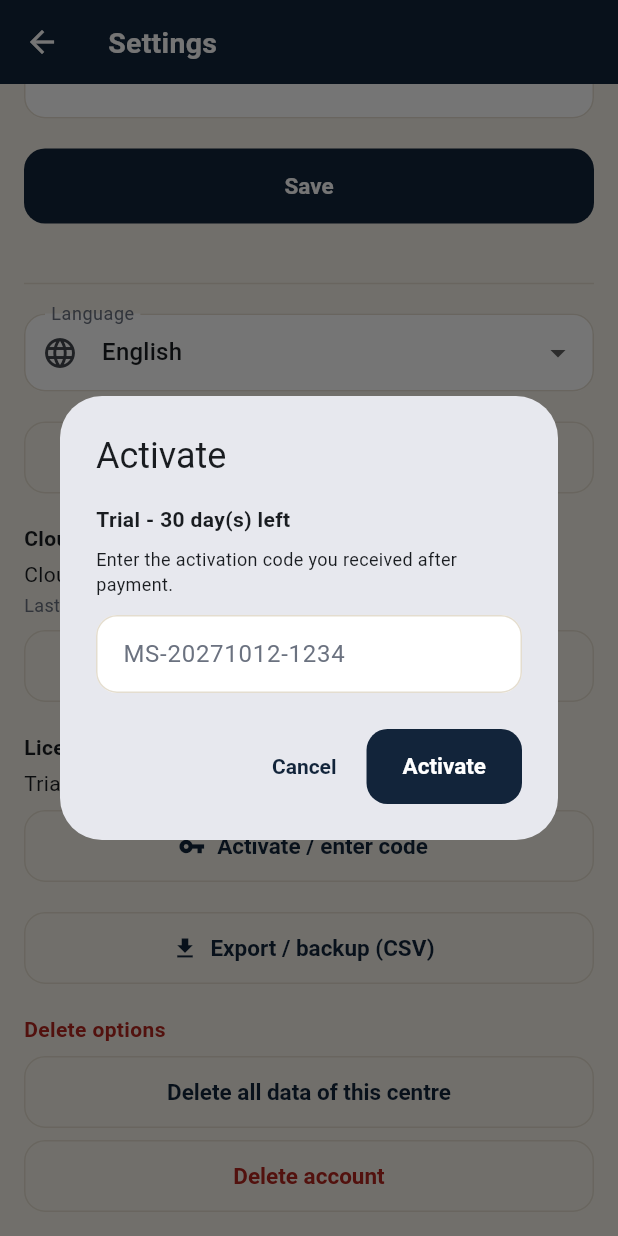
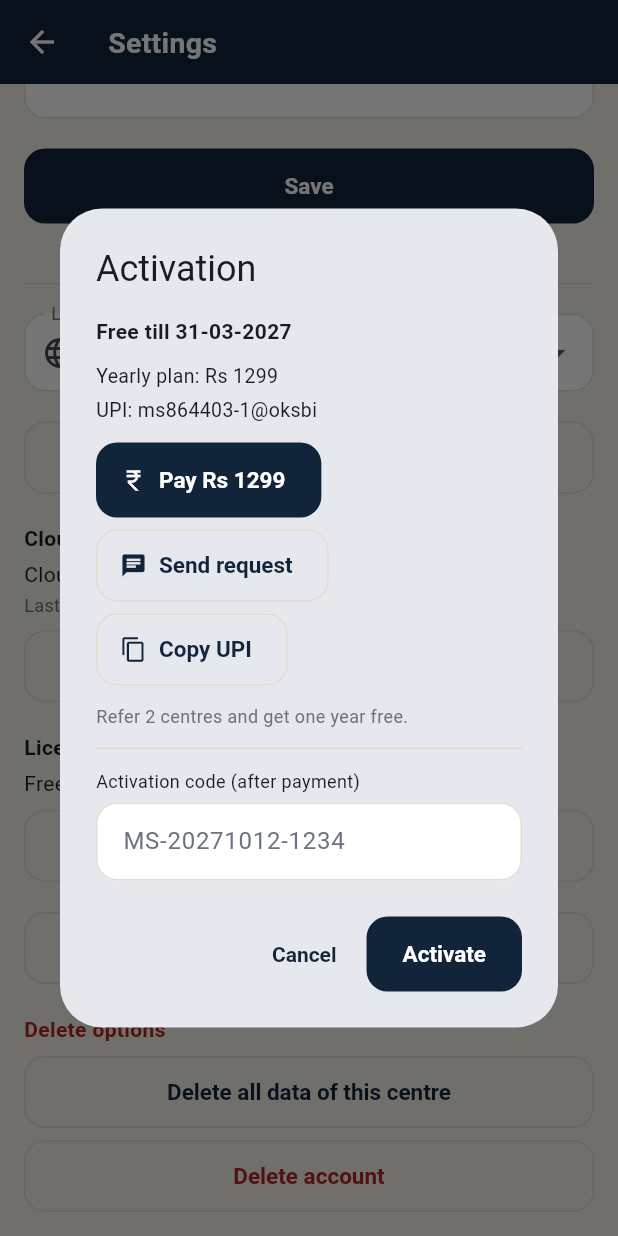
Before and after one commit to Shreecharanam/mysaathi-app, a Flutter app: the SettingsScreen screen opened directly with empty values, scrolled down 267 dp, after a tap on "Activate / enter code", on a phone screen of 412 x 824 dp. Run offline on Flutter 3.47's test engine with Material 3 defaults, Android fonts, the phone set to English and light mode, and no system bars; our stand-ins replace cloud_firestore, firebase_auth, firebase_core, google_sign_in; accounts and stored records are empty; network calls fail.

Commit message:
Free till 31-03-2027, then Rs999 / Rs1299 renewal; activation screen with UPI + WhatsApp request + referral note; v31

```diff
--- a/lib/screens.dart
+++ b/lib/screens.dart
@@ -265,14 +265,32 @@ Future<void> showRegistrationDialog(
   );
 }
 
-/// Dialog to enter an activation code after payment.
+/// Payment + activation details for the owner.
+const String ownerUpi = 'ms864403-1@oksbi';
+const String ownerWhatsApp = '9416768823';
+
+String _activationRequest(AppStore store, int price) {
+  final id = store.uid.length > 8 ? store.uid.substring(0, 8) : store.uid;
+  return 'MySaathi activation request\n'
+      'Centre: ${store.centreName}\n'
+      'Account ID: $id\n'
+      'Plan: 1 year - Rs $price\n'
+      'Paid by UPI to $ownerUpi\n'
+      'Please send my activation code.';
+}
+
 Future<void> showActivateDialog(BuildContext context, AppStore store) async {
   final c = TextEditingController();
+  final price = store.licenceActive
+      ? AppStore.priceRenewal
+      : AppStore.priceFirstYear;
+
   await showDialog(
     context: context,
     builder: (ctx) => AlertDialog(
-      title: const Text('Activate'),
-      content: Column(
+      title: const Text('Activation'),
+      content: SingleChildScrollView(
+        child: Column(
           mainAxisSize: MainAxisSize.min,
           crossAxisAlignment: CrossAxisAlignment.start,
           children: [
@@ -280,18 +298,63 @@ Future<void> showActivateDialog(BuildContext context, AppStore store) async {
               store.licenceLabel,
               style: const TextStyle(fontWeight: FontWeight.w600),
             ),
-          const SizedBox(height: 8),
+            const SizedBox(height: 10),
+            Text(
+              'Yearly plan: Rs $price',
+              style: const TextStyle(fontSize: 13),
+            ),
+            const SizedBox(height: 4),
+            Text('UPI: $ownerUpi', style: const TextStyle(fontSize: 13)),
+            const SizedBox(height: 12),
+            Wrap(
+              spacing: 8,
+              runSpacing: 8,
+              children: [
+                FilledButton.icon(
+                  onPressed: () =>
+                      payUpi(context, ownerUpi, 'MySaathi', price.toDouble()),
+                  icon: const Icon(Icons.currency_rupee, size: 18),
+                  label: Text('Pay Rs $price'),
+                ),
+                OutlinedButton.icon(
+                  onPressed: () => sendWhatsApp(
+                    context,
+                    ownerWhatsApp,
+                    _activationRequest(store, price),
+                  ),
+                  icon: const Icon(Icons.chat, size: 18),
+                  label: const Text('Send request'),
+                ),
+                OutlinedButton.icon(
+                  onPressed: () async {
+                    await Clipboard.setData(
+                      const ClipboardData(text: ownerUpi),
+                    );
+                    if (context.mounted) _toast(context, 'UPI ID copied');
+                  },
+                  icon: const Icon(Icons.copy, size: 18),
+                  label: const Text('Copy UPI'),
+                ),
+              ],
+            ),
+            const SizedBox(height: 12),
+            Text(
+              'Refer 2 centres and get one year free.',
+              style: TextStyle(fontSize: 12, color: AppTint.faint(context)),
+            ),
+            const Divider(height: 26),
             const Text(
-            'Enter the activation code you received after payment.',
+              'Activation code (after payment)',
               style: TextStyle(fontSize: 12),
             ),
-          const SizedBox(height: 12),
+            const SizedBox(height: 6),
             TextField(
               controller: c,
               textCapitalization: TextCapitalization.characters,
               decoration: const InputDecoration(hintText: 'MS-20271012-1234'),
             ),
           ],
+        ),
       ),
       actions: [
         TextButton(
--- a/lib/store.dart
+++ b/lib/store.dart
@@ -7,8 +7,8 @@ import 'package:cloud_firestore/cloud_firestore.dart';
 
 import 'lang.dart';
 
-const String appVersion = 'v30';
-const int appVersionCode = 30;
+const String appVersion = 'v31';
+const int appVersionCode = 31;
 
 String stampDate(DateTime d) =>
     '${d.day.toString().padLeft(2, '0')}-${d.month.toString().padLeft(2, '0')}-${d.year}';
@@ -268,7 +268,10 @@ class AppStore extends ChangeNotifier {
   }
 
   // ---------- licence / trial ----------
-  static const int trialDays = 30;
+  /// Everyone is free until this date. After that a paid activation is needed.
+  static final DateTime freeUntil = DateTime(2027, 3, 31);
+  static const int priceFirstYear = 999;
+  static const int priceRenewal = 1299;
 
   String get todayIso {
     final n = DateTime.now();
@@ -283,18 +286,11 @@ class AppStore extends ChangeNotifier {
     if (paid != null && now.isBefore(paid.add(const Duration(days: 1)))) {
       return true;
     }
-    final t = _parseDay(trialStart);
-    if (t == null) return true; // no trial info yet -> fresh trial
-    return now.isBefore(t.add(const Duration(days: trialDays)));
+    return !now.isAfter(freeUntil);
   }
 
   int get trialDaysLeft {
-    final t = _parseDay(trialStart);
-    if (t == null) return trialDays;
-    final left = t
-        .add(const Duration(days: trialDays))
-        .difference(DateTime.now())
-        .inDays;
+    final left = freeUntil.difference(DateTime.now()).inDays;
     return left < 0 ? 0 : left;
   }
 
@@ -304,8 +300,10 @@ class AppStore extends ChangeNotifier {
     if (paid != null && now.isBefore(paid.add(const Duration(days: 1)))) {
       return 'Active till ${stampDate(paid)}';
     }
-    if (licenceActive) return 'Trial - $trialDaysLeft day(s) left';
-    return 'Trial over - activation needed';
+    if (!now.isAfter(freeUntil)) {
+      return 'Free till ${stampDate(freeUntil)}';
+    }
+    return 'Free period over - activation needed';
   }
 
   /// Offline activation code: MS-YYYYMMDD-XXXX (XXXX = checksum of date).
--- a/pubspec.yaml
+++ b/pubspec.yaml
@@ -1,7 +1,7 @@
 name: mysaathi
 description: "MySaathi - centre management app for tuition, gym, clinic and shop."
 publish_to: 'none'
-version: 1.0.0+30
+version: 1.0.0+31
 
 environment:
   sdk: '>=3.3.0 <4.0.0'
```
Lines whose indentation alone changed are shown as unchanged.
